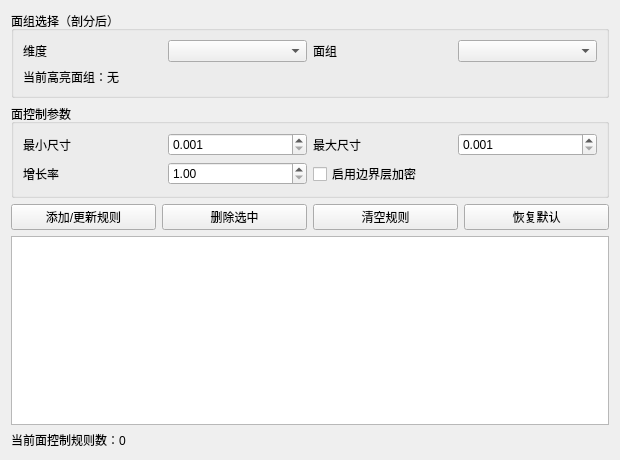
Before: the Qt Designer form plugins/Base_Mesh/MeshFaceControlWidget.ui in asd977/base_cae, drawn with Qt 5.
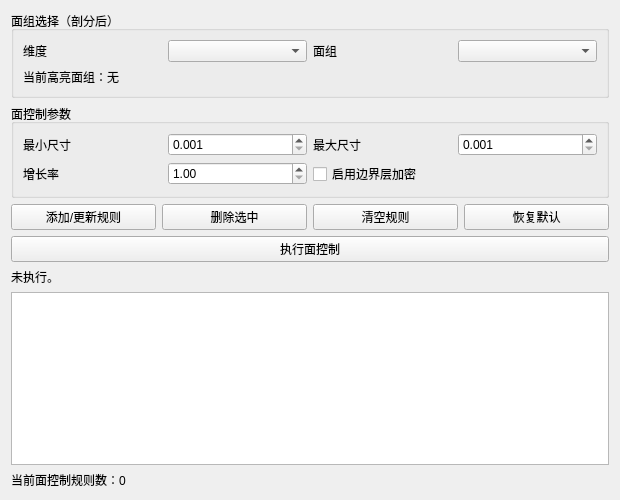
After: the same form once the commit is applied.

Commit message: 补充边面体控制执行按钮并简化体控制展示逻辑

```diff
--- a/plugins/Base_Mesh/MeshFaceControlWidget.ui
+++ b/plugins/Base_Mesh/MeshFaceControlWidget.ui
@@ -2,7 +2,7 @@
 <ui version="4.0">
  <class>MeshFaceControlWidget</class>
  <widget class="QWidget" name="MeshFaceControlWidget">
-  <property name="geometry"><rect><x>0</x><y>0</y><width>620</width><height>460</height></rect></property>
+  <property name="geometry"><rect><x>0</x><y>0</y><width>620</width><height>500</height></rect></property>
   <property name="windowTitle"><string>面控制</string></property>
   <layout class="QVBoxLayout" name="verticalLayout">
    <item>
@@ -32,6 +32,8 @@
     </widget>
    </item>
    <item><layout class="QHBoxLayout" name="horizontalLayoutBtns"><item><widget class="QPushButton" name="btnAddOrUpdate"><property name="text"><string>添加/更新规则</string></property></widget></item><item><widget class="QPushButton" name="btnRemoveSelected"><property name="text"><string>删除选中</string></property></widget></item><item><widget class="QPushButton" name="btnClearRules"><property name="text"><string>清空规则</string></property></widget></item><item><widget class="QPushButton" name="btnResetDefaults"><property name="text"><string>恢复默认</string></property></widget></item></layout></item>
+   <item><widget class="QPushButton" name="btnApplyControls"><property name="text"><string>执行面控制</string></property></widget></item>
+   <item><widget class="QLabel" name="labelApplyStatus"><property name="text"><string>未执行。</string></property></widget></item>
    <item><widget class="QTableWidget" name="tableRules"/></item>
    <item><widget class="QLabel" name="labelSummary"><property name="text"><string>当前面控制规则数：0</string></property></widget></item>
   </layout>
```
Left out of the diff: 28 changed lines with no effect on the pictures. The commit also changes 8 other files.
